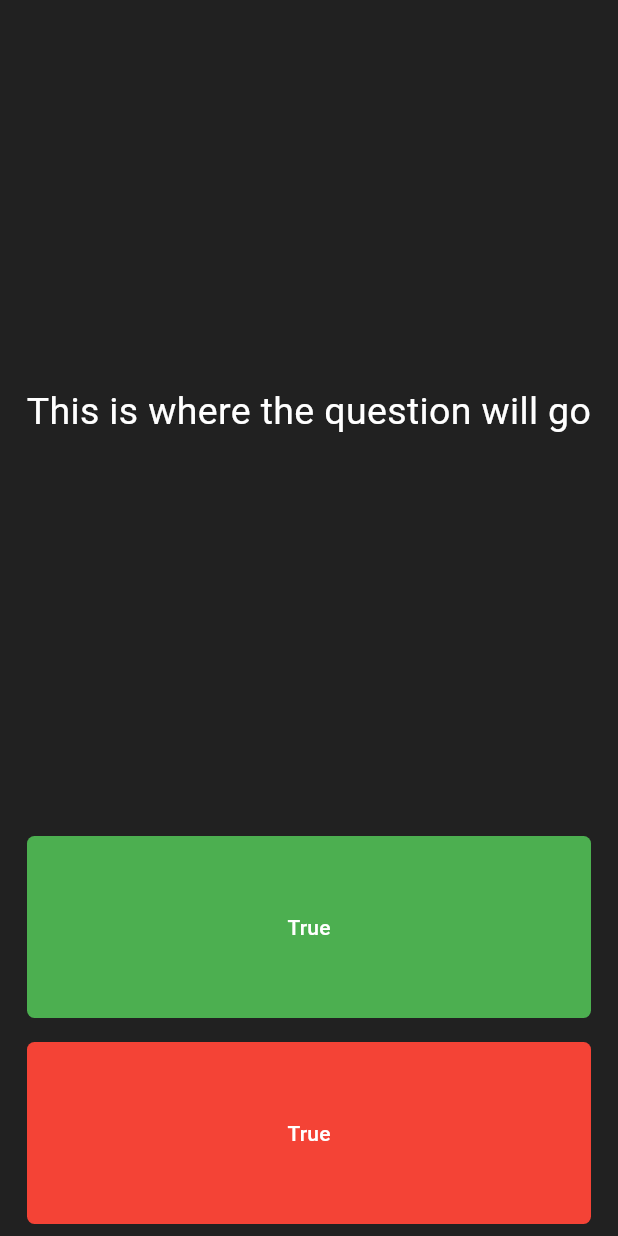
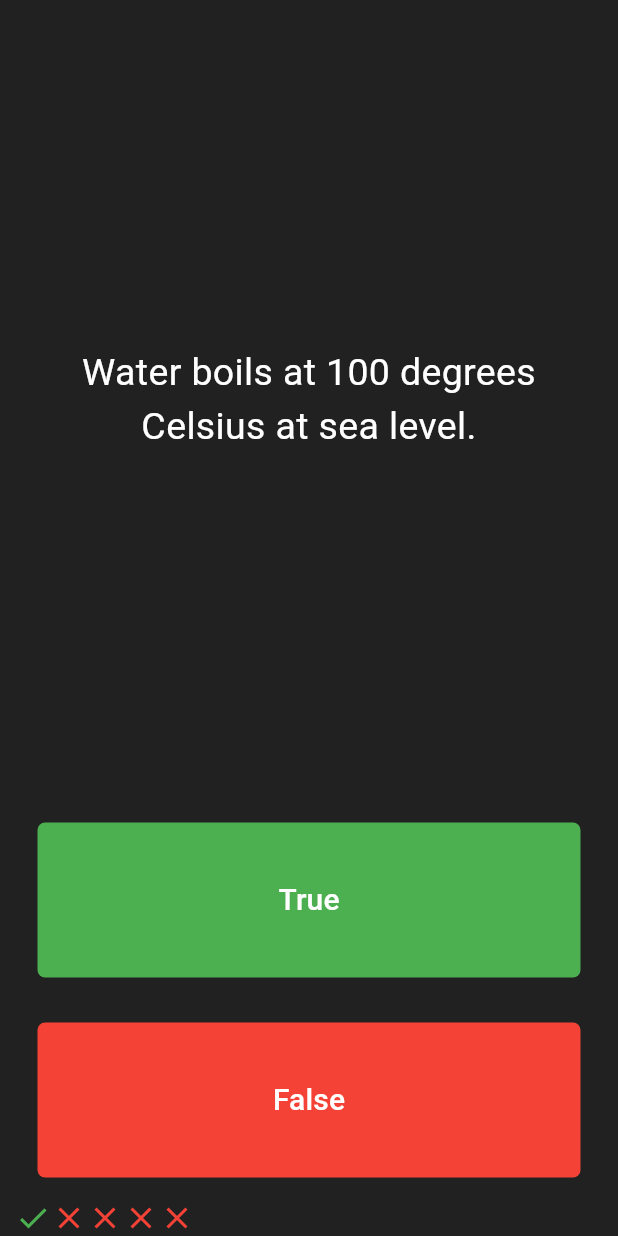
Before and after one commit to Danyyel06/Quiz-App, a Flutter app: the screen it shows after launch, after a tap on "True", on a phone screen of 412 x 824 dp. Run offline on Flutter 3.47's test engine with Material 3 defaults, Android fonts, the light colour scheme and no system bars.

Commit message:
Questions addition

```diff
--- a/lib/main.dart
+++ b/lib/main.dart
@@ -30,6 +30,34 @@ class QuizApp extends StatefulWidget {
 }
 
 class _QuizAppState extends State<QuizApp> {
+  List<Icon> scoreKeeper = [];
+  List<String> questions = [
+    'The capital of Australia is Sydney.',
+    'Water boils at 100 degrees Celsius at sea level.',
+    'The human body has four lungs.',
+    'Light travels faster than sound.',
+    'Shakespeare wrote the novel "Pride and Prejudice".',
+    'The chemical symbol for gold is Au.',
+    'Bats are mammals.',
+    'Mount Everest is the tallest mountain in the world.',
+    'The Great Wall of China was built in the 20th century.',
+    'Humans and dinosaurs coexisted at the same time.',
+  ];
+
+  List<bool> answers = [
+    false,
+    true,
+    false,
+    true,
+    false,
+    true,
+    true,
+    true,
+    false,
+    false,
+  ];
+
+  int questionNumber = 0;
   @override
   Widget build(BuildContext context) {
     return Column(
@@ -40,7 +68,7 @@ class _QuizAppState extends State<QuizApp> {
           flex: 4,
           child: Center(
             child: Text(
-              "This is where the question will go",
+              questions[questionNumber],
               textAlign: TextAlign.center,
               style: TextStyle(fontSize: 25.0, color: Colors.white),
             ),
@@ -49,7 +77,7 @@ class _QuizAppState extends State<QuizApp> {
 
         Expanded(
           child: Padding(
-            padding: const EdgeInsets.all(8.0),
+            padding: const EdgeInsets.all(15.0),
             child: TextButton(
               style: TextButton.styleFrom(
                 backgroundColor: Colors.green,
@@ -57,15 +85,28 @@ class _QuizAppState extends State<QuizApp> {
                   borderRadius: BorderRadius.circular(5),
                 ),
               ),
-              onPressed: () {},
-              child: Text("True", style: TextStyle(color: Colors.white)),
+              onPressed: () {
+                bool correctAnswer = answers[questionNumber];
+                if (correctAnswer == true) {
+                  print("User got it right");
+                } else {
+                  print("User got it wrong");
+                }
+                setState(() {
+                  questionNumber++;
+                });
+              },
+              child: Text(
+                "True",
+                style: TextStyle(color: Colors.white, fontSize: 20.0),
+              ),
             ),
           ),
         ),
 
         Expanded(
           child: Padding(
-            padding: const EdgeInsets.all(8.0),
+            padding: const EdgeInsets.all(15.0),
             child: TextButton(
               style: TextButton.styleFrom(
                 backgroundColor: Colors.red,
@@ -73,10 +114,32 @@ class _QuizAppState extends State<QuizApp> {
                   borderRadius: BorderRadius.circular(5),
                 ),
               ),
-              onPressed: () {},
-              child: Text("True", style: TextStyle(color: Colors.white)),
+              onPressed: () {
+                bool correctAnswer = answers[questionNumber];
+                if (correctAnswer == false) {
+                  print("User got it right");
+                } else {
+                  print("User got it wrong");
+                }
+                setState(() {
+                  questionNumber++;
+                });
+              },
+              child: Text(
+                "False",
+                style: TextStyle(color: Colors.white, fontSize: 20.0),
+              ),
             ),
           ),
+        ),
+        Row(
+          children: [
+            Icon(Icons.check, color: Colors.green),
+            Icon(Icons.close, color: Colors.red),
+            Icon(Icons.close, color: Colors.red),
+            Icon(Icons.close, color: Colors.red),
+            Icon(Icons.close, color: Colors.red),
+          ],
         ),
       ],
     );
```
